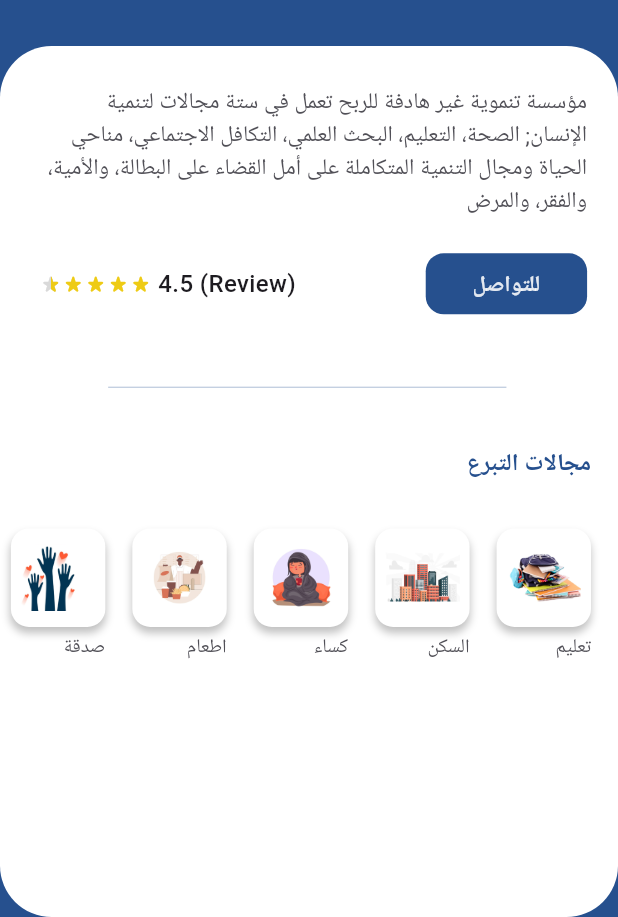
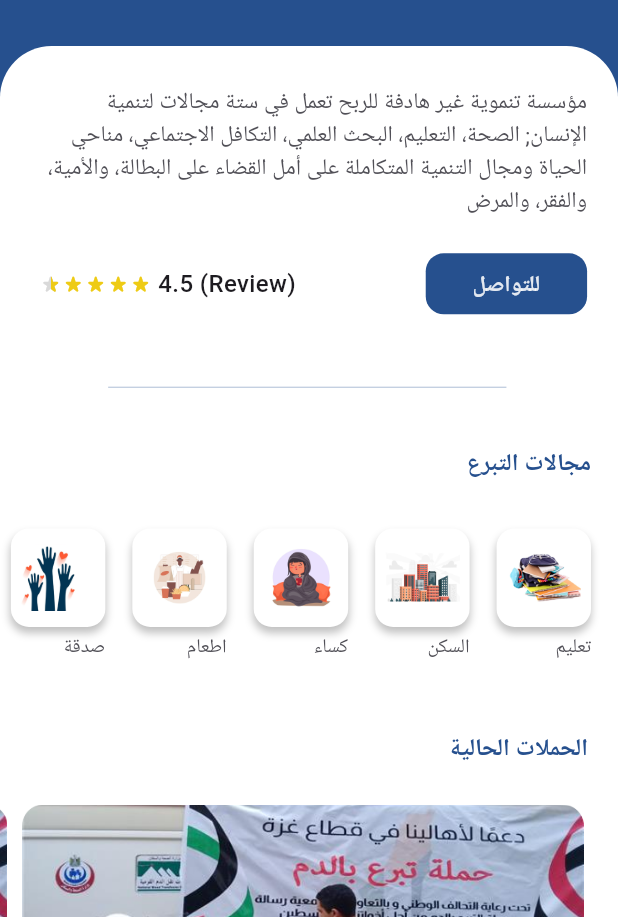
Before and after one commit to ZiadElsaadany/Graduation-Project-Flutter, a Flutter app: the CharityView screen opened by its route, on a phone screen of 412 x 824 dp, the part 319-1236 px from its top. Run offline on Flutter 3.47's test engine with Material 3 defaults, Android fonts, the phone set to English and light mode, and no system bars; drawn by our look-alikes of flutter_rating_bar; our stand-ins replace carousel_slider, flutter_animate, flutter_screenutil, flutter_svg, go_router, google_fonts and 1 more; network calls fail; Roboto replaces fonts that are missing (Almarai).

Commit message:
Current campaigns in charity page

```diff
--- a/lib/features/charity/presentation/view/widgets/charity_body.dart
+++ b/lib/features/charity/presentation/view/widgets/charity_body.dart
@@ -1,7 +1,11 @@
+import 'package:aoun_tu/core/utls/colors.dart';
+import 'package:aoun_tu/core/utls/styles.dart';
+import 'package:aoun_tu/core/utls/text.dart';
 import 'package:aoun_tu/features/charity/presentation/view/widgets/charity_name_and_logo.dart';
 import 'package:flutter/material.dart';
 import 'package:flutter_screenutil/flutter_screenutil.dart';
 
+import '../../../../home/presentation/view/widgets/current_campiagn_list.dart';
 import 'charity_info.dart';
 import 'donation_fields_list.dart';
 
@@ -29,11 +33,28 @@ class CharityBody extends StatelessWidget {
                     borderRadius: BorderRadius.circular(30.w),
                     color: Colors.white,
                   ),
-                  child: const Column(
+                  child: Column(
+                    crossAxisAlignment: CrossAxisAlignment.start,
                     children: [
-                      CharityInfo(),
-                      DonationFieldsList(),
-                      SizedBox(height: 30),
+                      const CharityInfo(),
+                      const DonationFieldsList(),
+                      SizedBox(height: 30.h),
+                      Padding(
+                        padding: const EdgeInsetsDirectional.only(start: 20),
+                        child: Text(
+                          AppText.currentCampaigns,
+                          style: AppStyles.textStyle16.copyWith(
+                              color: AppColors.mainColor,
+                              fontWeight: FontWeight.w700),
+                        ),
+                      ),
+                      SizedBox(
+                        height: 19.h,
+                      ),
+                      Padding(
+                        padding: EdgeInsetsDirectional.only(start: 20.w),
+                        child: const CurrentCampiagnList(),
+                      )
                     ],
                   ),
                 ),
```
